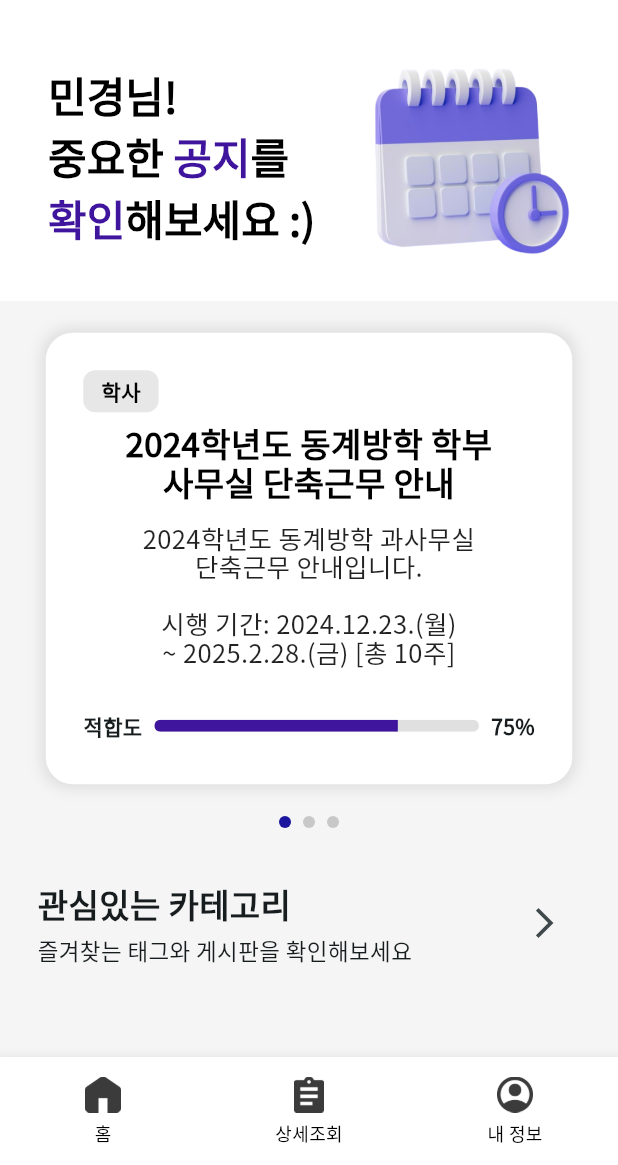
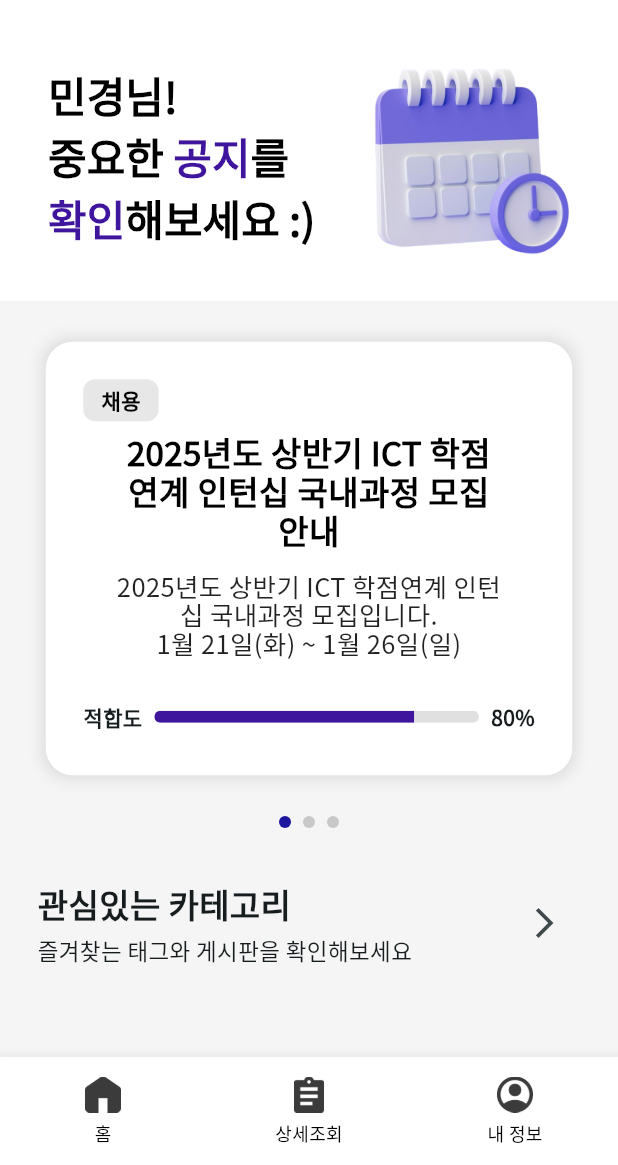
Before and after one commit to GDGxUMC-Hackathon-Team1/frontend, a Flutter app: the MyHomePage screen opened directly, on a phone screen of 412 x 824 dp, the part 71-1236 px from its top. Run offline on Flutter 3.47's test engine with Material 3 defaults, Android fonts, the phone set to English and light mode, and no system bars; drawn by our look-alikes of carousel_slider.

Commit message:
feat: 진행상황 공유

```diff
--- a/lib/screens/home.dart
+++ b/lib/screens/home.dart
@@ -24,16 +24,13 @@ class _HomePageState extends State<HomePage> {
       child: Container(
             child: Center(
               child: RelevantNoticeCard(
-                category: "학사",
-                title: "2024학년도 동계방학 학부사무실 단축근무 안내",
+                category: "채용",
+                title: "2025년도 상반기 ICT 학점연계 인턴십 국내과정 모집 안내",
                 summary: """
-2024학년도 동계방학 과사무실
-단축근무 안내입니다.
-
-시행 기간: 2024.12.23.(월)
-~ 2025.2.28.(금) [총 10주]
+2025년도 상반기 ICT 학점연계 인턴십 국내과정 모집입니다.
+1월 21일(화) ~ 1월 26일(일)
             """,
-                relevance: 75,
+                relevance: 80,
               ),
             ),
           ),
@@ -42,16 +39,13 @@ class _HomePageState extends State<HomePage> {
       child: Container(
         child: Center(
           child: RelevantNoticeCard(
-            category: "학사",
-            title: "학위수여식 졸업기념품 배부 안내",
+            category: "졸업사정",
+            title: "[졸업식] 2025년 2월 대학별 학위수여식 일정 및 학위복 대여 절차",
             summary: """
-졸업기념품 수령 대상 및 수령 방법
-안내입니다.
-
-수령 기간: 2025.02.17.(월)
-~ 2025.2.21.(금)
+2025년 2월 학위수여식 일정과 학위복 대여 절차가 공지되었습니다.
+폼 작성 기간: 2월 7일(금) ~ 2월 21일(금)
             """,
-            relevance: 80,
+            relevance: 75,
           ),
         ),
       ),
--- a/lib/screens/notice_details.dart
+++ b/lib/screens/notice_details.dart
@@ -24,6 +24,28 @@ class _NoticeDetailsPageState extends State<NoticeDetailsPage> {
   // 선택된 값을 추적할 변수
   String? _selectedCategory;
 
+  List<Container> containers = [];
+  /*
+  * Container(
+                      margin: EdgeInsets.only(right: 15),  // 각 카드 간의 간격 조정
+                      child: Center(
+                          child: Column(
+                            children: [
+                              GestureDetector(
+                                onTap: () => _showDialog(context), // 여기서 함수를 래핑해서 호출
+                                child: NoticeCard(
+                                    category: "장학금",
+                                    title: "2025학년도 1학기 국가근로장학금 희망근로지 신청 안내",
+                                    date: "2025.02.07",
+                                    relevance: 73
+                                ),
+                              ),
+                              SizedBox(height: 8,),
+                            ],
+                          )
+                      ),
+                    );
+  * */
   // 드롭다운 항목들
   final List<String> _categories = [
     '중앙대학교',
@@ -50,14 +72,14 @@ class _NoticeDetailsPageState extends State<NoticeDetailsPage> {
   }
 
   // 다이얼로그 함수
-  void _showDialog(BuildContext context) {
+  void _showDialog(BuildContext context, {String? title, String? content}) {
     showDialog(
       context: context,
       builder: (BuildContext context) {
         return AlertDialog(
           backgroundColor: Colors.white,
           title: Text(
-            '2025학년도 1학기 국가근로장학금 희망근로지 신청 안내',
+            title ?? '2025학년도 1학기 국가근로장학금 희망근로지 신청 안내',
             style: TextStyle(fontWeight: FontWeight.bold),
           ),
           titlePadding: EdgeInsets.all(30),  // 제목에 패딩 추가
@@ -65,7 +87,7 @@ class _NoticeDetailsPageState extends State<NoticeDetailsPage> {
             crossAxisAlignment: CrossAxisAlignment.start,  // 내용이 왼쪽으로 정렬되도록
             mainAxisSize: MainAxisSize.min,  // content 영역이 최소 크기만 차지하도록 설정
             children: [
-              Text('''1. 신청 기간 : 2025. 02. 07(금) ~ 2025. 02. 12(수)
+              Text(content ?? '''1. 신청 기간 : 2025. 02. 07(금) ~ 2025. 02. 12(수)
 
 2. 신청 대상 : 2025학년도 1학기 1차 국가근로장학금을 신청한 학생
 
@@ -112,7 +134,7 @@ class _NoticeDetailsPageState extends State<NoticeDetailsPage> {
     if (response.statusCode == 200) {
       String decodedBody = utf8.decode(response.bodyBytes);
       var jsonData = jsonDecode(decodedBody);
-      // print('Response: ${jsonData}');
+      print('Response: ${jsonData}');
 
       // List<NoticeDto> notices = (jsonData as List)
       //     .map((data) => NoticeDto.fromJson(data))
@@ -129,6 +151,87 @@ class _NoticeDetailsPageState extends State<NoticeDetailsPage> {
     } else {
       print('Failed with status: ${response.statusCode}');
     }
+  setState(() {
+    containers =  [
+      Container(
+        margin: EdgeInsets.only(right: 15),  // 각 카드 간의 간격 조정
+        child: Center(
+            child: Column(
+              children: [
+                GestureDetector(
+                  onTap: () => _showDialog(context, title: "2025학년도 1학기 국가근로장학금 희망근로지 신청 안내"), // 여기서 함수를 래핑해서 호출
+                  child: NoticeCard(
+                      category: "장학금",
+                      title: "2025학년도 1학기 국가근로장학금 희망근로지 신청 안내",
+                      date: "2025.02.07",
+                      relevance: 73
+                  ),
+                ),
+                SizedBox(height: 8,),
+              ],
+            )
+        ),
+      ),
+      Container(
+        margin: EdgeInsets.only(right: 15),  // 각 카드 간의 간격 조정
+        child: Center(
+            child: Column(
+              children: [
+                GestureDetector(
+                  onTap: () => _showDialog(context, title: "2025-1학기 소프트웨어학부 신임교수 소개", content: "2025-1학기 소프트웨어학부 신임교수를 소개합니다."), // 여기서 함수를 래핑해서 호출
+                  child: NoticeCard(
+                      category: "학사",
+                      title: "2025-1학기 소프트웨어학부 신임교수 소개",
+                      date: "2025.02.07",
+                      relevance: 50
+                  ),
+                ),
+                SizedBox(height: 8,),
+              ],
+            )
+        ),
+      ),
+      Container(
+        margin: EdgeInsets.only(right: 15),  // 각 카드 간의 간격 조정
+        child: Center(
+            child: Column(
+              children: [
+                GestureDetector(
+                  onTap: () => _showDialog(context, title: "딥페이크 디지털 성폭력 예방 교육 캠페인", content: "딥페이크 디지털 성폭력 예방 교육 캠페인이 진행됩니다."), // 여기서 함수를 래핑해서 호출
+                  child: NoticeCard(
+                      category: "기타",
+                      title: "딥페이크 디지털 성폭력 예방 교육 캠페인",
+                      date: "2025.02.08",
+                      relevance: 50
+                  ),
+                ),
+                SizedBox(height: 8,),
+              ],
+            )
+        ),
+      ),
+      Container(
+        margin: EdgeInsets.only(right: 15),  // 각 카드 간의 간격 조정
+        child: Center(
+            child: Column(
+              children: [
+                GestureDetector(
+                  onTap: () => _showDialog(context), // 여기서 함수를 래핑해서 호출
+                  child: NoticeCard(
+                      category: "학사",
+                      title: "2025학년도 전과(부) 합격자 조회 안내",
+                      date: "2025.02.05",
+                      relevance: 50
+                  ),
+                ),
+                SizedBox(height: 8,),
+              ],
+            )
+        ),
+      ),
+    ];
+  });
+
 
 
   }
@@ -173,7 +276,7 @@ class _NoticeDetailsPageState extends State<NoticeDetailsPage> {
                     child: Row(
                       children: [
                         TagButton(
-                          tag: '장학금',
+                          tag: '장학',
                           onTap: _onTagTapped,
                         ),
                         TagButton(
@@ -219,29 +322,7 @@ class _NoticeDetailsPageState extends State<NoticeDetailsPage> {
               scrollDirection: Axis.vertical,
               padding: EdgeInsets.only(left: 25),
               child: Column(
-                children: [
-                  ...List.generate(5, (index) {
-                    return Container(
-                      margin: EdgeInsets.only(right: 15),  // 각 카드 간의 간격 조정
-                      child: Center(
-                          child: Column(
-                            children: [
-                              GestureDetector(
-                                onTap: () => _showDialog(context), // 여기서 함수를 래핑해서 호출
-                                child: NoticeCard(
-                                    category: "장학금",
-                                    title: "2025학년도 1학기 국가근로장학금 희망근로지 신청 안내",
-                                    date: "2025.02.07",
-                                    relevance: 73
-                                ),
-                              ),
-                              SizedBox(height: 8,),
-                            ],
-                          )
-                      ),
-                    );
-                  }),
-                ],
+                children: containers
               ),
             ),
           ),
```
